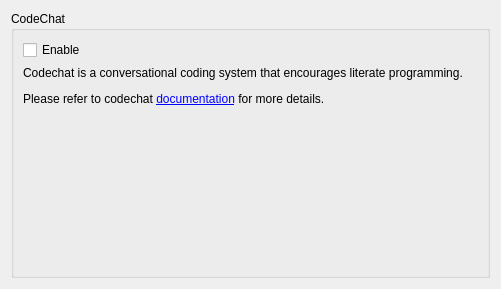
Above: enki/plugins/preview/Settings.ui from andreikop/enki before the change. Below: the same form after it.
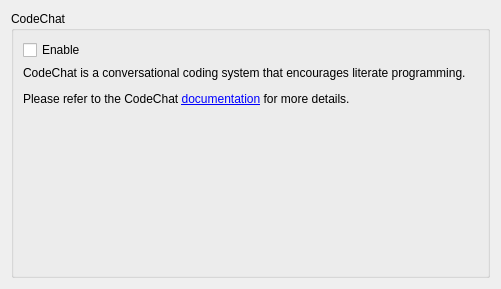
That is the form after the change.

Commit message: Fix: Grammar edit the CodeChat settings UI.

```diff
--- a/enki/plugins/preview/Settings.ui
+++ b/enki/plugins/preview/Settings.ui
@@ -36,7 +36,7 @@
       <item>
        <widget class="QLabel" name="label">
         <property name="text">
-         <string>&lt;html&gt;&lt;head/&gt;&lt;body&gt;&lt;p&gt;Codechat is a conversational coding system that encourages literate programming. &lt;/p&gt;&lt;p&gt;Please refer to codechat &lt;a href=&quot;http://bitbucket.org/bjones/documentation/overview&quot;&gt;&lt;span style=&quot; text-decoration: underline; color:#0000ff;&quot;&gt;documentation&lt;/span&gt;&lt;/a&gt; for more details.&lt;/p&gt;&lt;/body&gt;&lt;/html&gt;</string>
+         <string>&lt;html&gt;&lt;head/&gt;&lt;body&gt;&lt;p&gt;CodeChat is a conversational coding system that encourages literate programming. &lt;/p&gt;&lt;p&gt;Please refer to the CodeChat &lt;a href=&quot;http://bitbucket.org/bjones/documentation/overview&quot;&gt;&lt;span style=&quot; text-decoration: underline; color:#0000ff;&quot;&gt;documentation&lt;/span&gt;&lt;/a&gt; for more details.&lt;/p&gt;&lt;/body&gt;&lt;/html&gt;</string>
         </property>
         <property name="wordWrap">
          <bool>true</bool>
```
